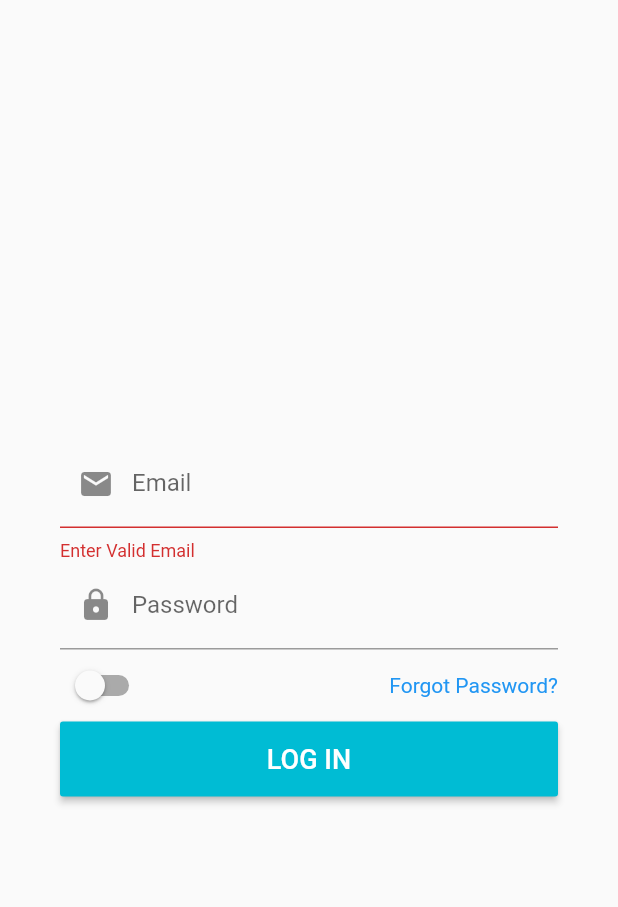
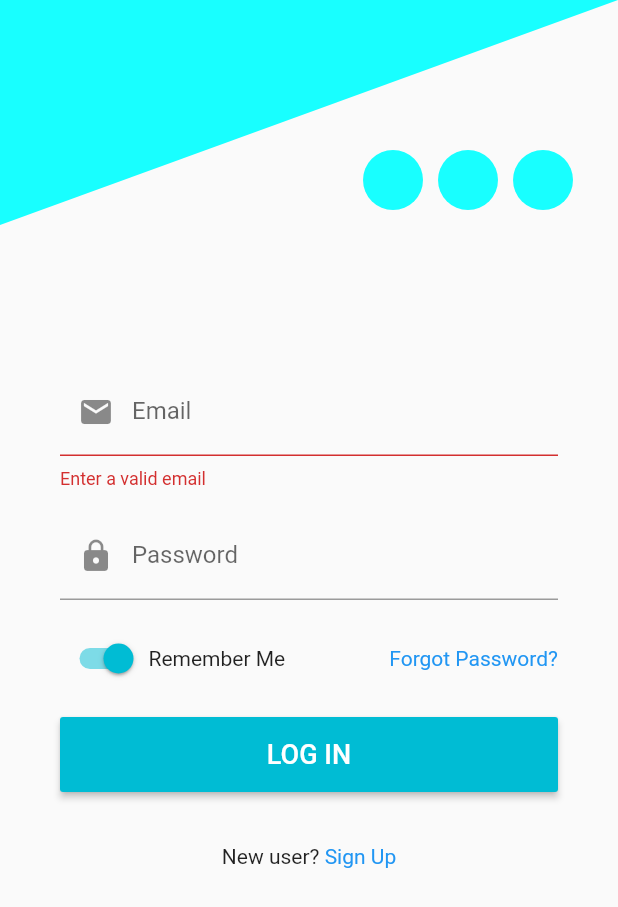
Before and after one commit to JohnPhamDeveloper/Convention_app, a Flutter app: the screen it shows after launch, after a tap on "LOG IN", on a phone screen of 412 x 824 dp. Shown: the top 907 px of the screen. Run offline on Flutter 3.47's test engine with Material 2 defaults, Android fonts, the phone set to English and light mode, and no system bars.

Commit message:
Add shapes to login

```diff
--- /dev/null
+++ b/lib/constants.dart
@@ -0,0 +1 @@
+const kBoxGap = 15.0; // Gaps between each elements
--- a/lib/main.dart
+++ b/lib/main.dart
@@ -39,8 +39,14 @@ class _MyHomePageState extends State<MyHomePage> {
   Widget build(BuildContext context) {
     return Scaffold(
       body: SafeArea(
-        child: Padding(
-          padding: const EdgeInsets.all(40.0),
+        child: Stack(
+          children: <Widget>[
+            CustomPaint(
+              painter: ShapesPainter(),
+              child: Container(height: double.infinity),
+            ),
+            Padding(
+              padding: const EdgeInsets.only(left: 40.0, right: 40.0),
               child: Column(
                 mainAxisAlignment: MainAxisAlignment.center,
                 children: <Widget>[
@@ -48,7 +54,37 @@ class _MyHomePageState extends State<MyHomePage> {
                 ],
               ),
             ),
+          ],
+        ),
       ),
     );
   }
 }
+
+class ShapesPainter extends CustomPainter {
+  @override
+  void paint(Canvas canvas, Size size) {
+    final paint = Paint();
+    // set the color property of the paint
+    paint.color = Colors.cyanAccent;
+    // center of the canvas is (x,y) => (width/2, height/2)
+    var center = Offset(size.width / 2, size.height / 2);
+
+    Path path = Path();
+    path.lineTo(0, 150);
+    path.lineTo(size.width, 0);
+    // close the path to form a bounded shape
+    path.close();
+    canvas.drawPath(path, paint);
+
+    final initDistance = size.width - 200;
+    final initDistanceY = 120.0;
+
+    canvas.drawCircle(Offset(initDistance + 50, initDistanceY), 20.0, paint);
+    canvas.drawCircle(Offset(initDistance + 100, initDistanceY), 20.0, paint);
+    canvas.drawCircle(Offset(initDistance + 150, initDistanceY), 20.0, paint);
+  }
+
+  @override
+  bool shouldRepaint(CustomPainter oldDelegate) => false;
+}
--- a/lib/widgets/HyperButton.dart
+++ b/lib/widgets/HyperButton.dart
@@ -1,19 +1,23 @@
 import 'package:flutter/material.dart';
 
 class HyperButton extends StatelessWidget {
+  final text;
+
+  HyperButton({@required this.text});
+
   @override
   Widget build(BuildContext context) {
     return InkWell(
       onTap: () {
         Scaffold.of(context).showSnackBar(
           SnackBar(
-            content: Text("Tap"),
+            content: Text(text),
           ),
         );
       },
       child: Container(
         child: Text(
-          'Forgot Password?',
+          text,
           style: TextStyle(color: Colors.blue),
         ),
       ),
--- a/lib/widgets/LoginForm.dart
+++ b/lib/widgets/LoginForm.dart
@@ -2,6 +2,7 @@ import 'package:flutter/material.dart';
 import 'HyperButton.dart';
 import 'IconFormField.dart';
 import 'SuperButton.dart';
+import 'package:cosplay_app/constants.dart';
 
 class LoginForm extends StatefulWidget {
   @override
@@ -12,7 +13,7 @@ class _LoginFormState extends State<LoginForm> {
   final _formKey = GlobalKey<FormState>();
   final _emailController = TextEditingController();
   final _passwordController = TextEditingController();
-  bool _bRememberMe = false;
+  bool _bRememberMe = true;
 
   @override
   void initState() {
@@ -37,7 +38,7 @@ class _LoginFormState extends State<LoginForm> {
       autovalidate: false,
       key: _formKey,
       child: Column(
-        mainAxisAlignment: MainAxisAlignment.center,
+        mainAxisAlignment: MainAxisAlignment.spaceEvenly,
         children: <Widget>[
           IconFormField(
             hintText: "Email",
@@ -49,6 +50,7 @@ class _LoginFormState extends State<LoginForm> {
               return validateEmail(value);
             },
           ),
+          SizedBox(height: kBoxGap),
           IconFormField(
             hintText: "Password",
             invalidText: "Invalid Password",
@@ -60,8 +62,11 @@ class _LoginFormState extends State<LoginForm> {
               validatePassword(value);
             },
           ),
+          SizedBox(height: kBoxGap),
           Row(
             mainAxisAlignment: MainAxisAlignment.spaceBetween,
+            children: <Widget>[
+              Row(
                 children: <Widget>[
                   Switch(
                     value: _bRememberMe,
@@ -71,9 +76,13 @@ class _LoginFormState extends State<LoginForm> {
                       });
                     },
                   ),
-              HyperButton(),
+                  Text("Remember Me"),
                 ],
               ),
+              HyperButton(text: "Forgot Password?"),
+            ],
+          ),
+          SizedBox(height: kBoxGap),
           SuperButton(
               text: "LOG IN",
               validated: () {
@@ -87,6 +96,14 @@ class _LoginFormState extends State<LoginForm> {
                   ),
                 );
               }),
+          SizedBox(height: kBoxGap + 20.0),
+          Row(
+            mainAxisAlignment: MainAxisAlignment.center,
+            children: <Widget>[
+              Text("New user? "),
+              HyperButton(text: "Sign Up"),
+            ],
+          ),
         ],
       ),
     );
@@ -108,7 +125,7 @@ String validateEmail(String value) {
       r'^(([^<>()[\]\\.,;:\s@\"]+(\.[^<>()[\]\\.,;:\s@\"]+)*)|(\".+\"))@((\[[0-9]{1,3}\.[0-9]{1,3}\.[0-9]{1,3}\.[0-9]{1,3}\])|(([a-zA-Z\-0-9]+\.)+[a-zA-Z]{2,}))$';
   RegExp regex = new RegExp(pattern);
   if (!regex.hasMatch(value))
-    return 'Enter Valid Email';
+    return 'Enter a valid email';
   else
     return null;
 }
```
Lines whose indentation alone changed are shown as unchanged.
